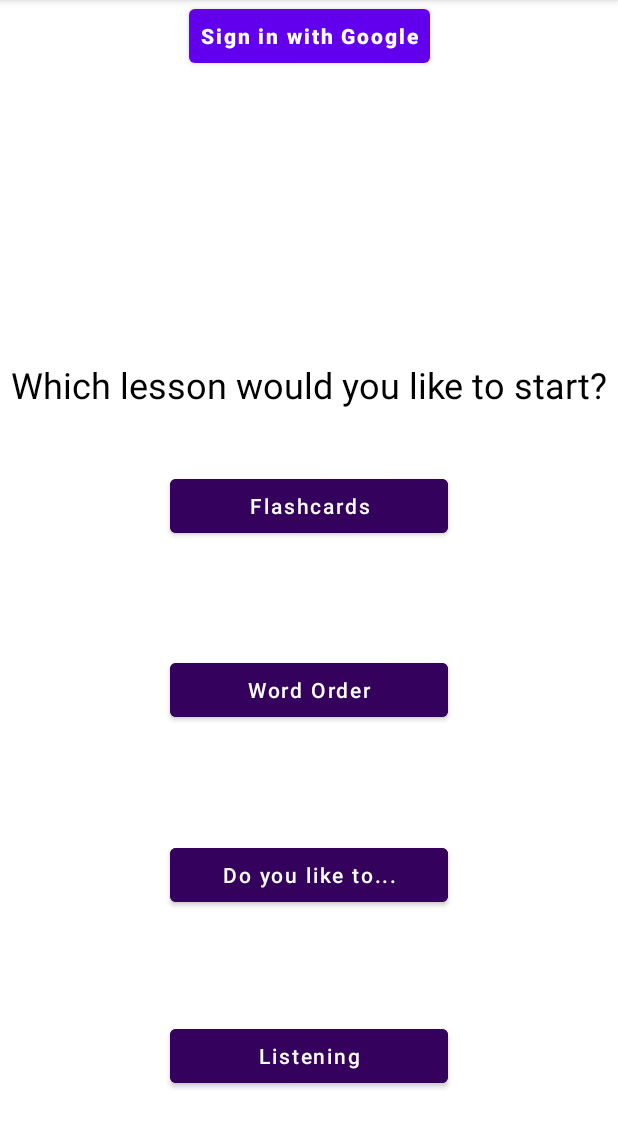
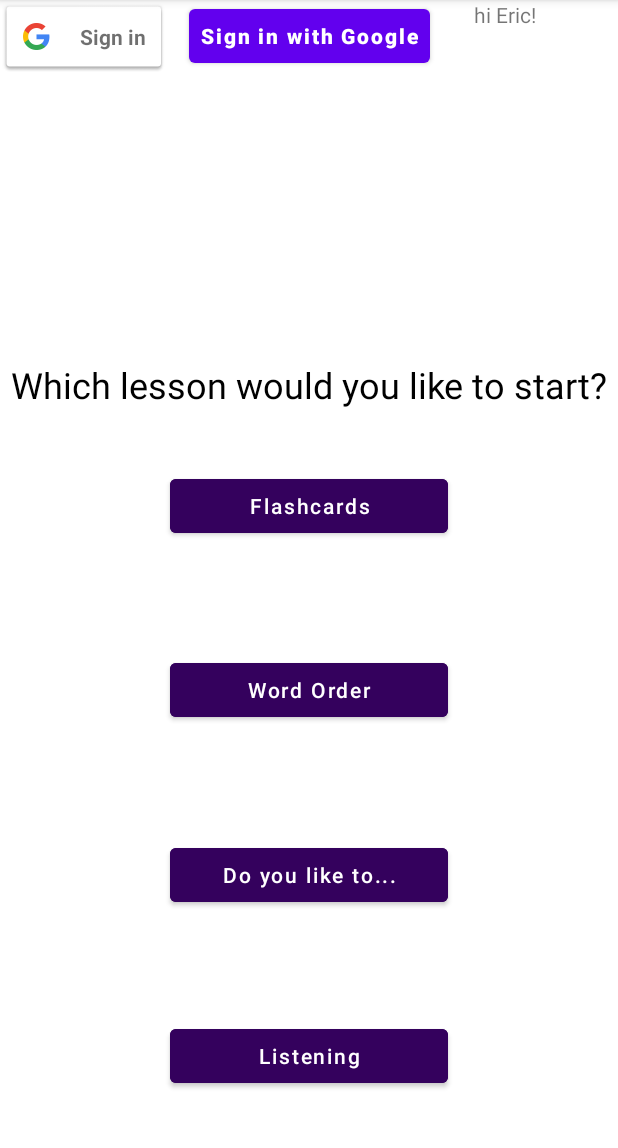
Before and after one commit to saintbrendan/ConnectEd, an Android app: the screen it shows after launch (MainActivity), on a phone screen of 412 x 824 dp, the part 84-1232 px from its top. Run offline under Robolectric (Android 15) with nearby library versions, the phone set to English and light mode, and no system bars.

Commit message:
Add signin button and logic

```diff
--- a/app/src/main/AndroidManifest.xml
+++ b/app/src/main/AndroidManifest.xml
@@ -34,5 +34,6 @@
             </intent-filter>
         </activity>
     </application>
+    <uses-permission android:name="android.permission.GET_ACCOUNTS" />
 
 </manifest>
--- a/app/src/main/java/app/connected/connect_ed/MainActivity.kt
+++ b/app/src/main/java/app/connected/connect_ed/MainActivity.kt
@@ -1,14 +1,18 @@
 package app.connected.connect_ed
 
 import android.content.Intent
+import android.net.Uri
 import androidx.appcompat.app.AppCompatActivity
 import android.os.Bundle
 import android.util.Log
 import android.widget.Button
+import android.widget.ImageView
+import android.widget.TextView
 import com.google.android.gms.auth.api.signin.GoogleSignIn
 import com.google.android.gms.auth.api.signin.GoogleSignInAccount
 import com.google.android.gms.auth.api.signin.GoogleSignInClient
 import com.google.android.gms.auth.api.signin.GoogleSignInOptions
+import com.google.android.gms.common.SignInButton
 import com.google.android.gms.common.api.ApiException
 import com.google.android.gms.tasks.Task
 
@@ -20,6 +24,8 @@ class MainActivity : AppCompatActivity() {
     override fun onCreate(savedInstanceState: Bundle?) {
         super.onCreate(savedInstanceState)
         setContentView(R.layout.activity_main)
+        val displayName = findViewById<TextView>(R.id.textViewDisplayName)
+        displayName.text = "hi Eric!"
 
         // log in
         val gso = GoogleSignInOptions.Builder(GoogleSignInOptions.DEFAULT_SIGN_IN)
@@ -29,11 +35,24 @@ class MainActivity : AppCompatActivity() {
 
         mGoogleSignInClient = GoogleSignIn.getClient(this, gso)
 
-        val google_login_btn = findViewById<Button>(R.id.google_login_btn);
+        val google_login_btn = findViewById<SignInButton>(R.id.sign_in_button);
         google_login_btn.setOnClickListener {
             signIn()
         }
-
+//        val acct = GoogleSignIn.getLastSignedInAccount(this)
+//        if (acct != null) {
+//            val personName = acct.displayName
+//            val personGivenName = acct.givenName
+//            val personFamilyName = acct.familyName
+//            val personEmail = acct.email
+//            val personId = acct.id
+//            val personPhoto: Uri? = acct.photoUrl
+//            val displayName = findViewById<TextView>(R.id.textViewDisplayName)
+//            displayName.text = "hi Bob!"
+//            this.title = personName
+//        } else {
+//            displayName.text = "damn.  acct==null"
+//        }
 
         val buttonFlashCards = findViewById(R.id.buttonFlashcards) as Button
         buttonFlashCards.setOnClickListener {
--- a/app/src/main/res/layout/activity_main.xml
+++ b/app/src/main/res/layout/activity_main.xml
@@ -5,6 +5,13 @@
     android:layout_width="match_parent"
     android:layout_height="match_parent"
     tools:context=".MainActivity">
+
+    <com.google.android.gms.common.SignInButton
+        android:id="@+id/sign_in_button"
+        android:layout_width="wrap_content"
+        android:layout_height="wrap_content"
+        app:layout_constraintStart_toStartOf="parent"
+        app:layout_constraintTop_toTopOf="parent" />
 
     <Button
         android:id="@+id/google_login_btn"
@@ -18,7 +25,8 @@
         android:textColor="@color/white"
         android:textStyle="bold"
         app:layout_constraintEnd_toEndOf="parent"
-        app:layout_constraintStart_toStartOf="parent" />
+        app:layout_constraintStart_toStartOf="parent"
+        tools:layout_editor_absoluteY="57dp" />
 
     <TextView
         android:id="@+id/textView2"
@@ -87,4 +95,12 @@
         app:layout_constraintStart_toStartOf="parent"
         app:layout_constraintWidth_percent="0.45"/>
 
+    <TextView
+        android:id="@+id/textViewDisplayName"
+        android:layout_width="96dp"
+        android:layout_height="32dp"
+        android:text="TextView"
+        app:layout_constraintEnd_toEndOf="parent"
+        app:layout_constraintTop_toTopOf="parent" />
+
 </androidx.constraintlayout.widget.ConstraintLayout>
```
